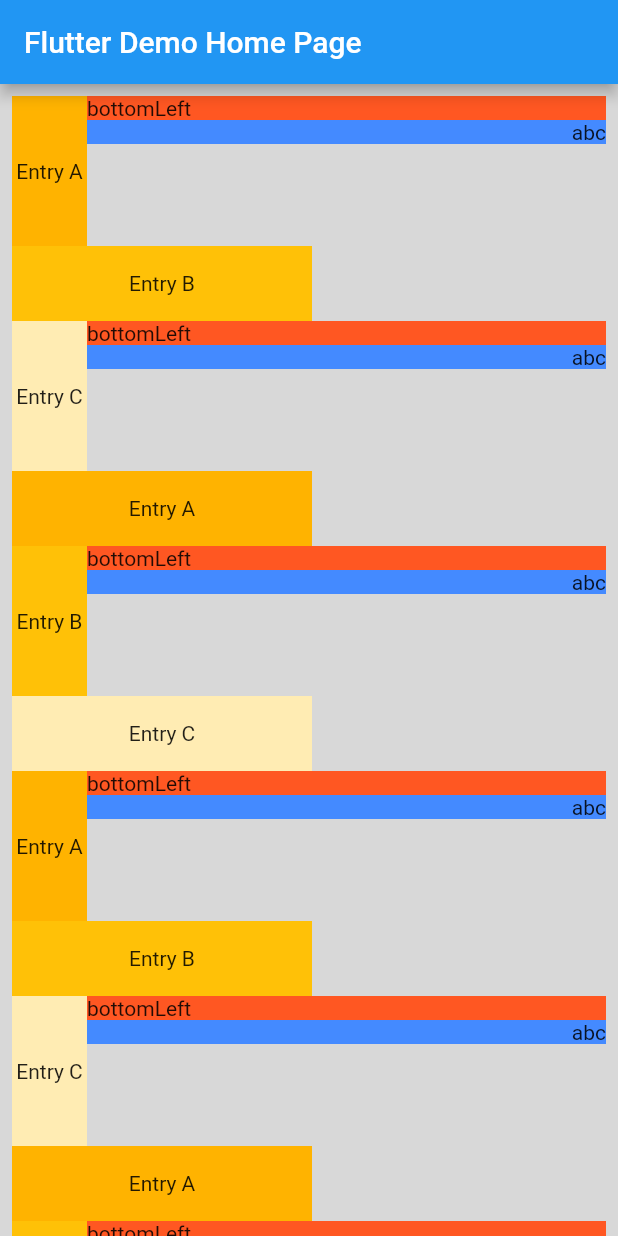
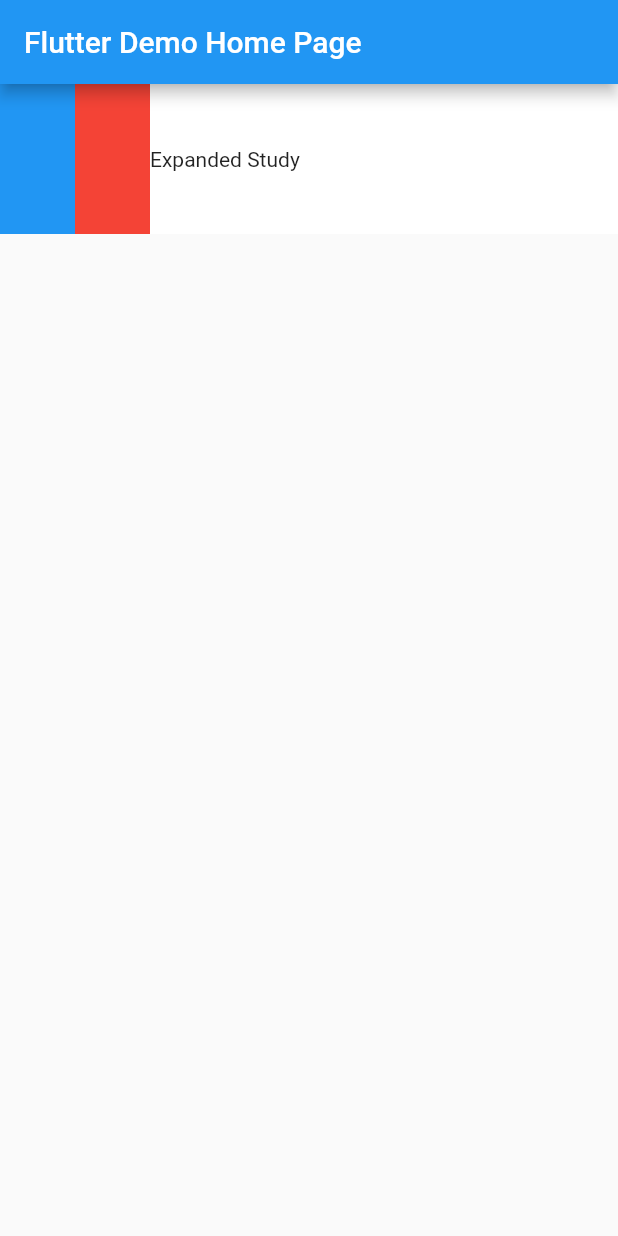
Before and after one commit to kwony/flutter-study, a Flutter app: the screen it shows after launch, on a phone screen of 412 x 824 dp. Run offline on Flutter 3.47's test engine with Material 2 defaults, Android fonts, the phone set to English and light mode, and no system bars.

Commit message:
feature: Flexible 연습

```diff
--- a/lib/listview_expanded.dart
+++ b/lib/listview_expanded.dart
@@ -75,16 +75,16 @@ class _ListViewExampleState extends State<ListViewExpandedPage> {
                             Column(mainAxisSize: MainAxisSize.max, children: [
                       Container(
                         color: Colors.deepOrange,
-                        child: const Align(
+                        child: Align(
                           alignment: Alignment.bottomLeft,
                           child: Text("bottomLeft"),
                         ),
                       ),
                       Container(
                         color: Colors.blueAccent,
-                        child: const Align(
+                        child: Align(
                           alignment: Alignment.centerRight,
-                          child: Text("abc"),
+                          child: Text(entries[index]),
                         ),
                       ),
                     ]))
--- a/lib/main.dart
+++ b/lib/main.dart
@@ -2,6 +2,7 @@ import 'package:flutter/material.dart';
 import './listview.dart';
 import './listview_expanded.dart';
 import './container.dart';
+import './row_column_practice.dart';
 
 void main() {
   runApp(const MyApp());
@@ -27,7 +28,7 @@ class MyApp extends StatelessWidget {
         // is not restarted.
         primarySwatch: Colors.blue,
       ),
-      home: const ListViewExpandedPage(title: 'Flutter Demo Home Page'),
+      home: const RowColumnPracticePage(title: 'Flutter Demo Home Page'),
     );
   }
 }
--- /dev/null
+++ b/lib/row_column_practice.dart
@@ -0,0 +1,41 @@
+import 'package:flutter/material.dart';
+
+// https://api.flutter.dev/flutter/widgets/ListView-class.html
+
+class RowColumnPracticePage extends StatefulWidget {
+  const RowColumnPracticePage({Key? key, required this.title}) : super(key: key);
+
+  final String title;
+
+  @override
+  State<RowColumnPracticePage> createState() => _RowColumnPracticePage();
+}
+
+class _RowColumnPracticePage extends State<RowColumnPracticePage> {
+  @override
+  Widget build(BuildContext context) {
+    return Scaffold(
+      appBar: AppBar(
+        // Here we take the value from the MyHomePage object that was created by
+        // the App.build method, and use it to set our appbar title.
+        title: Text(widget.title),
+      ),
+      body: Align(
+          alignment: Alignment.topLeft,
+          child: Container(
+              height: 100,
+              color: Colors.white,
+              child: Row(
+                children: [
+                  Container(color: Colors.blue, width: 50),
+                  Flexible(
+                      child: Container(
+                    color: Colors.red,
+                    width: 50,
+                  )),
+                  const Text("Expanded Study"),
+                ],
+              ))),
+    );
+  }
+}
```
